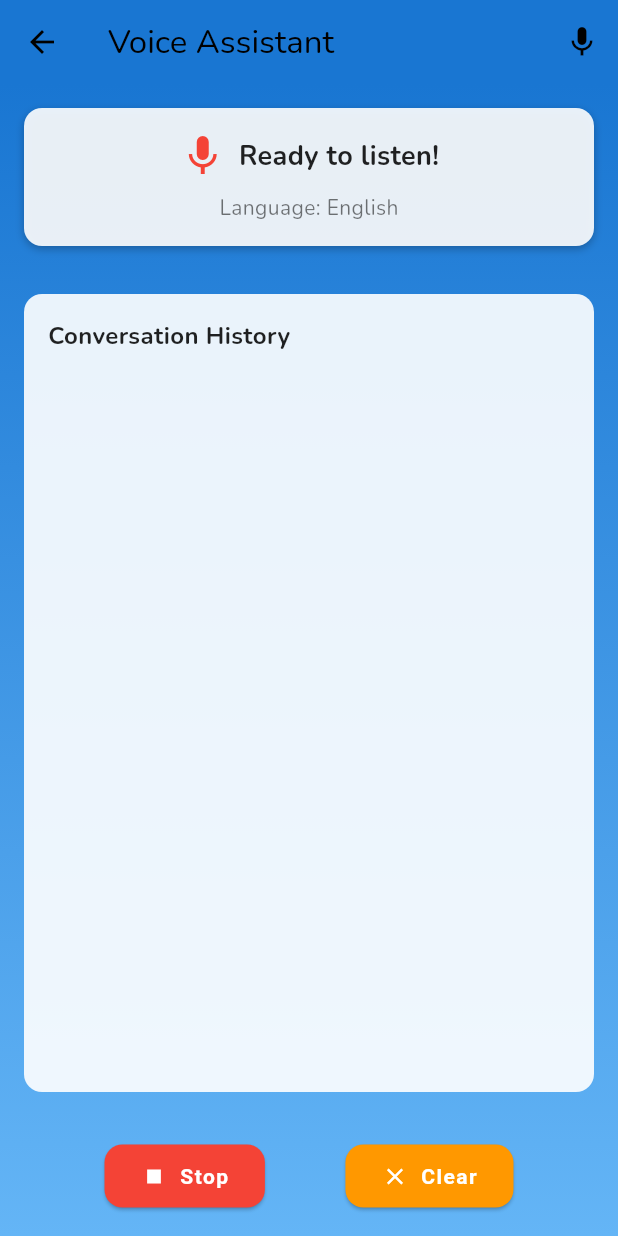
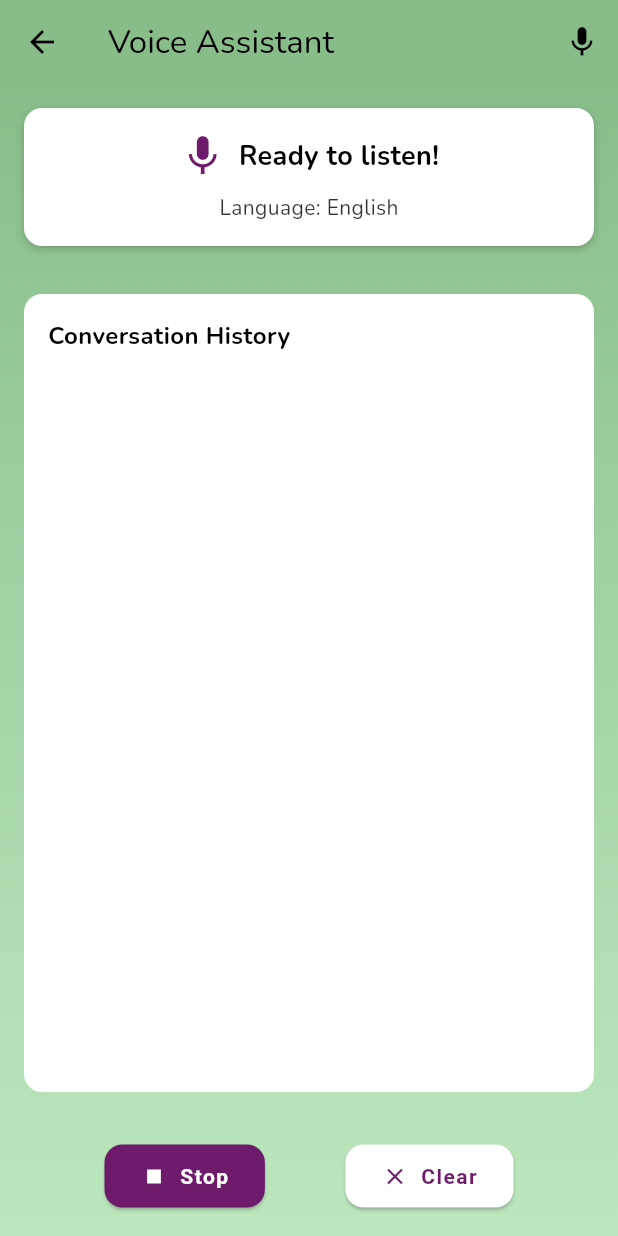
Before and after one commit to prisha-sus/dementia-app-ASEP2, a Flutter app: the VoiceScreen screen opened by its route, on a phone screen of 412 x 824 dp. Run offline on Flutter 3.47's test engine with Material 3 defaults, Android fonts, the phone set to English and light mode, and no system bars; our stand-ins replace audioplayers, cloud_firestore, firebase_auth, firebase_core, firebase_messaging, flutter_local_notifications and 9 more; missing offline and left inert: flutter_langdetect, graphview; accounts and stored records are empty.

Commit message:
voice ui

```diff
--- a/dementia_app/lib/voice/voice.dart
+++ b/dementia_app/lib/voice/voice.dart
@@ -382,10 +382,12 @@ class _VoiceScreenState extends State<VoiceScreen> with WidgetsBindingObserver {
 
   @override
   Widget build(BuildContext context) {
+    final colorScheme = Theme.of(context).colorScheme;
+    final textTheme = Theme.of(context).textTheme;
     return Scaffold(
       appBar: AppBar(
         title: Text("Voice Assistant"),
-        backgroundColor: Colors.blue.shade700,
+        backgroundColor: colorScheme.primary,
         elevation: 0,
         actions: [
           IconButton(
@@ -399,7 +401,7 @@ class _VoiceScreenState extends State<VoiceScreen> with WidgetsBindingObserver {
           gradient: LinearGradient(
             begin: Alignment.topCenter,
             end: Alignment.bottomCenter,
-            colors: [Colors.blue.shade700, Colors.blue.shade300],
+            colors: [colorScheme.primary,colorScheme.secondary.withOpacity(0.8)],
           ),
         ),
         child: SafeArea(
@@ -411,11 +413,11 @@ class _VoiceScreenState extends State<VoiceScreen> with WidgetsBindingObserver {
                 padding: EdgeInsets.all(16),
                 margin: EdgeInsets.all(16),
                 decoration: BoxDecoration(
-                  color: Colors.white.withOpacity(0.9),
+                  color: colorScheme.background,
                   borderRadius: BorderRadius.circular(12),
                   boxShadow: [
                     BoxShadow(
-                      color: Colors.black26,
+                      color: colorScheme.onPrimary.withOpacity(0.2),
                       blurRadius: 4,
                       offset: Offset(0, 2),
                     ),
@@ -428,7 +430,7 @@ class _VoiceScreenState extends State<VoiceScreen> with WidgetsBindingObserver {
                       children: [
                         Icon(
                           _isListening ? Icons.mic : Icons.mic_off,
-                          color: _isListening ? Colors.red : Colors.grey,
+                          color: _isListening ? colorScheme.tertiary : colorScheme.onPrimary.withOpacity(0.6),
                           size: 32,
                         ),
                         SizedBox(width: 8),
@@ -437,7 +439,7 @@ class _VoiceScreenState extends State<VoiceScreen> with WidgetsBindingObserver {
                           style: TextStyle(
                             fontSize: 18,
                             fontWeight: FontWeight.bold,
-                            color: Colors.black87,
+                            color: colorScheme.onPrimary,
                           ),
                         ),
                       ],
@@ -448,7 +450,7 @@ class _VoiceScreenState extends State<VoiceScreen> with WidgetsBindingObserver {
                         'Language: ${_getLanguageName(_detectedLanguage)}',
                         style: TextStyle(
                           fontSize: 14,
-                          color: Colors.black54,
+                          color: colorScheme.onPrimary.withOpacity(0.8),
                         ),
                       ),
                     ],
@@ -463,7 +465,7 @@ class _VoiceScreenState extends State<VoiceScreen> with WidgetsBindingObserver {
                   padding: EdgeInsets.all(16),
                   margin: EdgeInsets.symmetric(horizontal: 16),
                   decoration: BoxDecoration(
-                    color: Colors.white.withOpacity(0.9),
+                    color: colorScheme.background,
                     borderRadius: BorderRadius.circular(12),
                   ),
                   child: Column(
@@ -474,7 +476,7 @@ class _VoiceScreenState extends State<VoiceScreen> with WidgetsBindingObserver {
                         style: TextStyle(
                           fontSize: 14,
                           fontWeight: FontWeight.bold,
-                          color: Colors.blue.shade700,
+                          color: colorScheme.tertiary,
                         ),
                       ),
                       SizedBox(height: 4),
@@ -482,7 +484,7 @@ class _VoiceScreenState extends State<VoiceScreen> with WidgetsBindingObserver {
                         _recognizedText,
                         style: TextStyle(
                           fontSize: 16,
-                          color: Colors.black87,
+                          color: colorScheme.onPrimary,
                         ),
                       ),
                     ],
@@ -496,9 +498,9 @@ class _VoiceScreenState extends State<VoiceScreen> with WidgetsBindingObserver {
                   padding: EdgeInsets.all(16),
                   margin: EdgeInsets.all(16),
                   decoration: BoxDecoration(
-                    color: Colors.green.shade50,
+                    color: colorScheme.background,
                     borderRadius: BorderRadius.circular(12),
-                    border: Border.all(color: Colors.green.shade200),
+                    border: Border.all(color: colorScheme.surface.withOpacity(0.5)),
                   ),
                   child: Column(
                     crossAxisAlignment: CrossAxisAlignment.start,
@@ -508,7 +510,7 @@ class _VoiceScreenState extends State<VoiceScreen> with WidgetsBindingObserver {
                         style: TextStyle(
                           fontSize: 14,
                           fontWeight: FontWeight.bold,
-                          color: Colors.green.shade700,
+                          color: colorScheme.tertiary,
                         ),
                       ),
                       SizedBox(height: 4),
@@ -516,7 +518,7 @@ class _VoiceScreenState extends State<VoiceScreen> with WidgetsBindingObserver {
                         _response,
                         style: TextStyle(
                           fontSize: 16,
-                          color: Colors.black87,
+                          color: colorScheme.onPrimary,
                           height: 1.4,
                         ),
                       ),
@@ -529,7 +531,7 @@ class _VoiceScreenState extends State<VoiceScreen> with WidgetsBindingObserver {
                 child: Container(
                   margin: EdgeInsets.all(16),
                   decoration: BoxDecoration(
-                    color: Colors.white.withOpacity(0.9),
+                    color: colorScheme.background,
                     borderRadius: BorderRadius.circular(12),
                   ),
                   child: Column(
@@ -542,7 +544,7 @@ class _VoiceScreenState extends State<VoiceScreen> with WidgetsBindingObserver {
                           style: TextStyle(
                             fontSize: 16,
                             fontWeight: FontWeight.bold,
-                            color: Colors.black87,
+                            color: colorScheme.onPrimary,
                           ),
                         ),
                       ),
@@ -557,14 +559,14 @@ class _VoiceScreenState extends State<VoiceScreen> with WidgetsBindingObserver {
                               margin: EdgeInsets.only(bottom: 8),
                               padding: EdgeInsets.all(12),
                               decoration: BoxDecoration(
-                                color: isUser ? Colors.blue.shade50 : Colors.green.shade50,
+                                color: isUser ? colorScheme.tertiary.withOpacity(0.2): colorScheme.surface.withOpacity(0.5),
                                 borderRadius: BorderRadius.circular(8),
                               ),
                               child: Text(
                                 message,
                                 style: TextStyle(
                                   fontSize: 14,
-                                  color: Colors.black87,
+                                  color: colorScheme.onPrimary,
                                 ),
                               ),
                             );
@@ -587,8 +589,8 @@ class _VoiceScreenState extends State<VoiceScreen> with WidgetsBindingObserver {
                       icon: Icon(_isListening ? Icons.stop : Icons.mic),
                       label: Text(_isListening ? 'Stop' : 'Start'),
                       style: ElevatedButton.styleFrom(
-                        backgroundColor: _isListening ? Colors.red : Colors.green,
-                        foregroundColor: Colors.white,
+                        backgroundColor: _isListening ? colorScheme.tertiary: colorScheme.surface,
+                        foregroundColor: _isListening ? colorScheme.background : colorScheme.onPrimary,
                         padding: EdgeInsets.symmetric(horizontal: 24, vertical: 12),
                       ),
                     ),
@@ -603,8 +605,8 @@ class _VoiceScreenState extends State<VoiceScreen> with WidgetsBindingObserver {
                       icon: Icon(Icons.clear),
                       label: Text('Clear'),
                       style: ElevatedButton.styleFrom(
-                        backgroundColor: Colors.orange,
-                        foregroundColor: Colors.white,
+                        backgroundColor: colorScheme.background,
+                        foregroundColor: colorScheme.tertiary,
                         padding: EdgeInsets.symmetric(horizontal: 24, vertical: 12),
                       ),
                     ),
```
